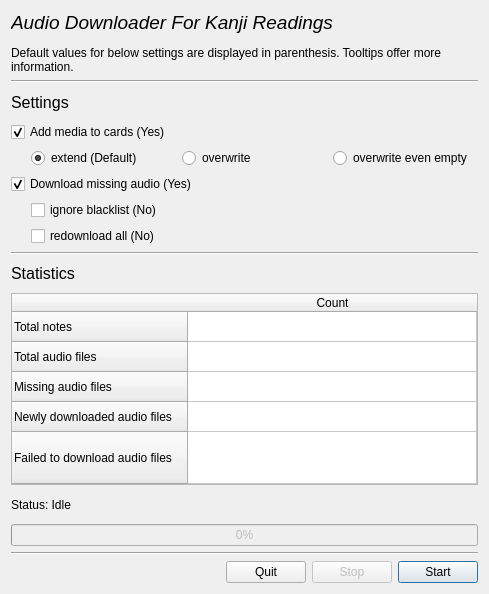
Above: readings_audio/gui_download_design.ui from klieret/anki-readings-audio before the change. Below: the same form after it.
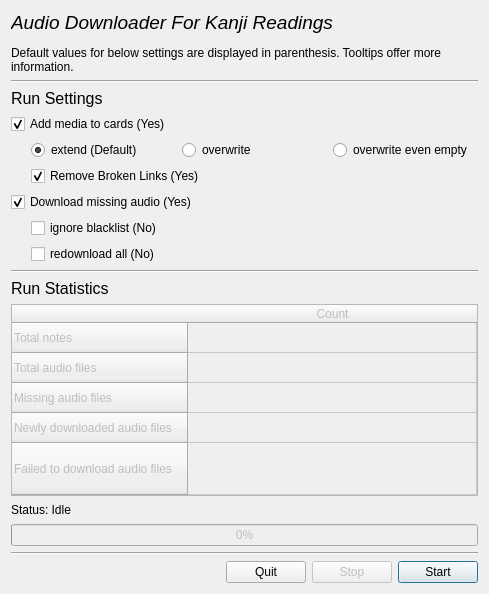
That is the form after the change. Icons and pictures are not drawn.

Commit message: option to remove broken links

Patch:
```diff
--- a/readings_audio/gui_download_design.ui
+++ b/readings_audio/gui_download_design.ui
@@ -70,7 +70,7 @@
    <item>
     <widget class="QLabel" name="label_4">
      <property name="text">
-      <string>&lt;html&gt;&lt;head/&gt;&lt;body&gt;&lt;p&gt;&lt;span style=&quot; font-size:12pt;&quot;&gt;Settings&lt;/span&gt;&lt;/p&gt;&lt;/body&gt;&lt;/html&gt;</string>
+      <string>&lt;html&gt;&lt;head/&gt;&lt;body&gt;&lt;p&gt;&lt;span style=&quot; font-size:12pt;&quot;&gt;Run Settings&lt;/span&gt;&lt;/p&gt;&lt;/body&gt;&lt;/html&gt;</string>
      </property>
     </widget>
    </item>
@@ -109,6 +109,13 @@
       </spacer>
      </item>
      <item>
+      <layout class="QVBoxLayout" name="verticalLayout_add_options">
+       <item>
+        <layout class="QHBoxLayout" name="horizontalLayout_add_options_mode">
+         <property name="sizeConstraint">
+          <enum>QLayout::SetMinimumSize</enum>
+         </property>
+         <item>
       <widget class="QRadioButton" name="radioButton_extend">
        <property name="toolTip">
         <string>&lt;html&gt;&lt;head/&gt;&lt;body&gt;&lt;p&gt;Will extend the Audio field with new entries, i.e. old entries are not lost.&lt;/p&gt;&lt;/body&gt;&lt;/html&gt;</string>
@@ -144,6 +151,23 @@
     </layout>
    </item>
    <item>
+        <widget class="QCheckBox" name="checkBox_remove_broken">
+         <property name="toolTip">
+          <string>&lt;html&gt;&lt;head/&gt;&lt;body&gt;&lt;p&gt;If this checkbox is checked then entries in the Audio field that point to media that does not exist anymore will be deleted.&lt;/p&gt;&lt;/body&gt;&lt;/html&gt;</string>
+         </property>
+         <property name="text">
+          <string>Remove Broken Links (Yes)</string>
+         </property>
+         <property name="checked">
+          <bool>true</bool>
+         </property>
+        </widget>
+       </item>
+      </layout>
+     </item>
+    </layout>
+   </item>
+   <item>
     <widget class="QCheckBox" name="checkBox_download_missing">
      <property name="toolTip">
       <string>&lt;html&gt;&lt;head/&gt;&lt;body&gt;&lt;p&gt;Download missing audio.&lt;/p&gt;&lt;/body&gt;&lt;/html&gt;</string>
@@ -210,12 +234,15 @@
    <item>
     <widget class="QLabel" name="label_5">
      <property name="text">
-      <string>&lt;html&gt;&lt;head/&gt;&lt;body&gt;&lt;p&gt;&lt;span style=&quot; font-size:12pt;&quot;&gt;Statistics&lt;/span&gt;&lt;/p&gt;&lt;/body&gt;&lt;/html&gt;</string>
+      <string>&lt;html&gt;&lt;head/&gt;&lt;body&gt;&lt;p&gt;&lt;span style=&quot; font-size:12pt;&quot;&gt;Run Statistics&lt;/span&gt;&lt;/p&gt;&lt;/body&gt;&lt;/html&gt;</string>
      </property>
     </widget>
    </item>
    <item>
     <widget class="QTableWidget" name="tableWidget">
+     <property name="enabled">
+      <bool>false</bool>
+     </property>
      <property name="sizePolicy">
       <sizepolicy hsizetype="Minimum" vsizetype="Minimum">
        <horstretch>0</horstretch>
```
Left out of the diff: 18 changed lines with no effect on the pictures. Lines whose indentation alone changed are shown as unchanged. The commit also changes 2 other files.
